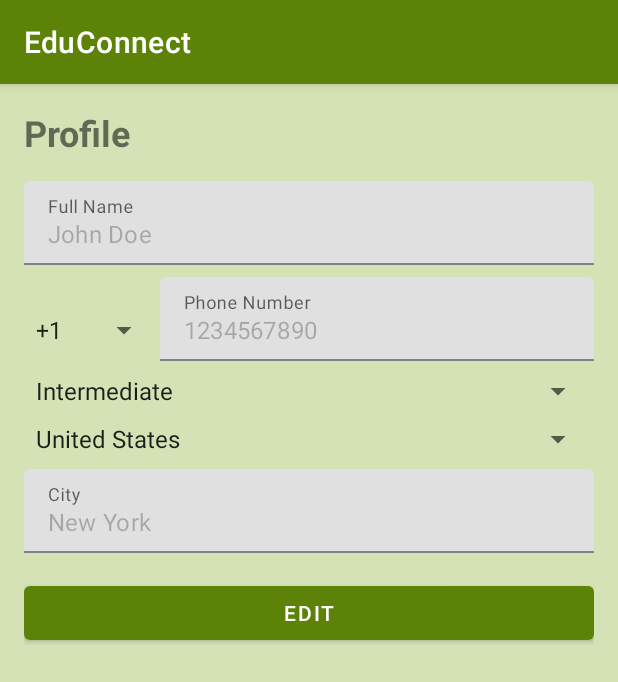
After one commit to abubakar-shahid/EduConnect, an Android app: the ProfileActivity screen opened directly, with no data from a screen before it, on a phone screen of 412 x 824 dp. The commit adds this screen. Shown: the top 682 px of the screen. Run offline under Robolectric (Android 15) with nearby library versions, the phone set to English and light mode, and no system bars.

Commit message:
added profiling page

```diff
--- a/app/src/main/AndroidManifest.xml
+++ b/app/src/main/AndroidManifest.xml
@@ -23,6 +23,7 @@
         <activity android:name=".ForgotPasswordActivity" />
         <activity android:name=".TutorDashboardActivity" />
         <activity android:name=".PostDetailsActivity" />
+        <activity android:name=".ProfileActivity" />
 
     </application>
 
--- a/app/src/main/java/com/example/educonnect/MainActivity.java
+++ b/app/src/main/java/com/example/educonnect/MainActivity.java
@@ -7,6 +7,7 @@ import android.view.View;
 import android.widget.Button;
 import android.widget.TextView;
 import android.widget.Toast;
+import android.widget.MenuItem;
 
 import androidx.appcompat.app.AppCompatActivity;
 
@@ -53,4 +54,16 @@ public class MainActivity extends AppCompatActivity {
             }
         });
     }
+
+    @Override
+    public boolean onOptionsItemSelected(MenuItem item) {
+        switch (item.getItemId()) {
+            case R.id.action_profile:
+                Intent profileIntent = new Intent(this, ProfileActivity.class);
+                startActivity(profileIntent);
+                return true;
+            default:
+                return super.onOptionsItemSelected(item);
+        }
+    }
 }
--- /dev/null
+++ b/app/src/main/java/com/example/educonnect/ProfileActivity.java
@@ -0,0 +1,106 @@
+package com.example.educonnect;
+
+import android.os.Bundle;
+import android.view.View;
+import android.widget.ArrayAdapter;
+import android.widget.Button;
+import android.widget.EditText;
+import android.widget.Spinner;
+
+import androidx.appcompat.app.AppCompatActivity;
+
+import com.google.android.material.textfield.TextInputEditText;
+
+public class ProfileActivity extends AppCompatActivity {
+
+    private TextInputEditText etFullName, etPhoneNumber, etCity;
+    private Spinner spinnerCountryCode, spinnerExperienceLevel, spinnerCountry;
+    private Button btnEditSave;
+    private boolean isEditing = false;
+
+    @Override
+    protected void onCreate(Bundle savedInstanceState) {
+        super.onCreate(savedInstanceState);
+        setContentView(R.layout.activity_profile);
+
+        etFullName = findViewById(R.id.etFullName);
+        etPhoneNumber = findViewById(R.id.etPhoneNumber);
+        etCity = findViewById(R.id.etCity);
+        spinnerCountryCode = findViewById(R.id.spinnerCountryCode);
+        spinnerExperienceLevel = findViewById(R.id.spinnerExperienceLevel);
+        spinnerCountry = findViewById(R.id.spinnerCountry);
+        btnEditSave = findViewById(R.id.btnEditSave);
+
+        // Set up spinners
+        setupSpinners();
+
+        // Load user data
+        loadUserData();
+
+        btnEditSave.setOnClickListener(v -> {
+            if (isEditing) {
+                saveProfile();
+            } else {
+                enableEditing();
+            }
+        });
+    }
+
+    private void setupSpinners() {
+        // Set up country code spinner
+        ArrayAdapter<String> countryCodeAdapter = new ArrayAdapter<>(this,
+                android.R.layout.simple_spinner_item,
+                getResources().getStringArray(R.array.country_codes));
+        countryCodeAdapter.setDropDownViewResource(android.R.layout.simple_spinner_dropdown_item);
+        spinnerCountryCode.setAdapter(countryCodeAdapter);
+
+        // Set up experience level spinner
+        ArrayAdapter<String> experienceLevelAdapter = new ArrayAdapter<>(this,
+                android.R.layout.simple_spinner_item,
+                new String[]{"Beginner", "Intermediate", "Advanced"});
+        experienceLevelAdapter.setDropDownViewResource(android.R.layout.simple_spinner_dropdown_item);
+        spinnerExperienceLevel.setAdapter(experienceLevelAdapter);
+
+        // Set up country spinner
+        ArrayAdapter<String> countryAdapter = new ArrayAdapter<>(this,
+                android.R.layout.simple_spinner_item,
+                getResources().getStringArray(R.array.countries));
+        countryAdapter.setDropDownViewResource(android.R.layout.simple_spinner_dropdown_item);
+        spinnerCountry.setAdapter(countryAdapter);
+    }
+
+    private void loadUserData() {
+        // TODO: Load user data from database or shared preferences
+        // For now, we'll use dummy data
+        etFullName.setText("John Doe");
+        etPhoneNumber.setText("1234567890");
+        etCity.setText("New York");
+        spinnerCountryCode.setSelection(0);
+        spinnerExperienceLevel.setSelection(1);
+        spinnerCountry.setSelection(0);
+    }
+
+    private void enableEditing() {
+        isEditing = true;
+        etFullName.setEnabled(true);
+        etPhoneNumber.setEnabled(true);
+        etCity.setEnabled(true);
+        spinnerCountryCode.setEnabled(true);
+        spinnerExperienceLevel.setEnabled(true);
+        spinnerCountry.setEnabled(true);
+        btnEditSave.setText(R.string.save);
+    }
+
+    private void saveProfile() {
+        isEditing = false;
+        etFullName.setEnabled(false);
+        etPhoneNumber.setEnabled(false);
+        etCity.setEnabled(false);
+        spinnerCountryCode.setEnabled(false);
+        spinnerExperienceLevel.setEnabled(false);
+        spinnerCountry.setEnabled(false);
+        btnEditSave.setText(R.string.edit);
+
+        // TODO: Save user data to database or shared preferences
+    }
+}
--- /dev/null
+++ b/app/src/main/res/layout/activity_profile.xml
@@ -0,0 +1,97 @@
+<?xml version="1.0" encoding="utf-8"?>
+<ScrollView xmlns:android="http://schemas.android.com/apk/res/android"
+    xmlns:app="http://schemas.android.com/apk/res-auto"
+    android:layout_width="match_parent"
+    android:layout_height="match_parent">
+
+    <LinearLayout
+        android:layout_width="match_parent"
+        android:layout_height="wrap_content"
+        android:orientation="vertical"
+        android:padding="16dp">
+
+        <TextView
+            android:layout_width="wrap_content"
+            android:layout_height="wrap_content"
+            android:text="@string/profile"
+            android:textSize="24sp"
+            android:textStyle="bold"
+            android:layout_marginBottom="16dp"/>
+
+        <com.google.android.material.textfield.TextInputLayout
+            android:layout_width="match_parent"
+            android:layout_height="wrap_content"
+            android:layout_marginBottom="8dp">
+
+            <com.google.android.material.textfield.TextInputEditText
+                android:id="@+id/etFullName"
+                android:layout_width="match_parent"
+                android:layout_height="wrap_content"
+                android:hint="@string/full_name"
+                android:inputType="textPersonName"
+                android:enabled="false"/>
+        </com.google.android.material.textfield.TextInputLayout>
+
+        <LinearLayout
+            android:layout_width="match_parent"
+            android:layout_height="wrap_content"
+            android:orientation="horizontal"
+            android:layout_marginBottom="8dp">
+
+            <Spinner
+                android:id="@+id/spinnerCountryCode"
+                android:layout_width="wrap_content"
+                android:layout_height="wrap_content"
+                android:enabled="false"/>
+
+            <com.google.android.material.textfield.TextInputLayout
+                android:layout_width="0dp"
+                android:layout_height="wrap_content"
+                android:layout_weight="1">
+
+                <com.google.android.material.textfield.TextInputEditText
+                    android:id="@+id/etPhoneNumber"
+                    android:layout_width="match_parent"
+                    android:layout_height="wrap_content"
+                    android:hint="@string/phone_number"
+                    android:inputType="phone"
+                    android:enabled="false"/>
+            </com.google.android.material.textfield.TextInputLayout>
+        </LinearLayout>
+
+        <Spinner
+            android:id="@+id/spinnerExperienceLevel"
+            android:layout_width="match_parent"
+            android:layout_height="wrap_content"
+            android:layout_marginBottom="8dp"
+            android:enabled="false"/>
+
+        <Spinner
+            android:id="@+id/spinnerCountry"
+            android:layout_width="match_parent"
+            android:layout_height="wrap_content"
+            android:layout_marginBottom="8dp"
+            android:enabled="false"/>
+
+        <com.google.android.material.textfield.TextInputLayout
+            android:layout_width="match_parent"
+            android:layout_height="wrap_content"
+            android:layout_marginBottom="16dp">
+
+            <com.google.android.material.textfield.TextInputEditText
+                android:id="@+id/etCity"
+                android:layout_width="match_parent"
+                android:layout_height="wrap_content"
+                android:hint="@string/city"
+                android:inputType="textPostalAddress"
+                android:enabled="false"/>
+        </com.google.android.material.textfield.TextInputLayout>
+
+        <Button
+            android:id="@+id/btnEditSave"
+            android:layout_width="match_parent"
+            android:layout_height="wrap_content"
+            android:text="@string/edit"/>
+
+    </LinearLayout>
+</ScrollView>
--- a/app/src/main/res/values/strings.xml
+++ b/app/src/main/res/values/strings.xml
@@ -21,4 +21,23 @@
     <string name="tutor_dashboard_title">Tutor Dashboard</string>
     <string name="profile">Profile</string>
     <string name="logout">Logout</string>
+    <string name="full_name">Full Name</string>
+    <string name="phone_number">Phone Number</string>
+    <string name="city">City</string>
+    <string name="edit">Edit</string>
+    <string name="save">Save</string>
+
+    <string-array name="country_codes">
+        <item>+1</item>
+        <item>+44</item>
+        <item>+91</item>
+        <!-- Add more country codes as needed -->
+    </string-array>
+
+    <string-array name="countries">
+        <item>United States</item>
+        <item>United Kingdom</item>
+        <item>India</item>
+        <!-- Add more countries as needed -->
+    </string-array>
 </resources>
```
Also changed, not shown: app/src/main/res/layout/activity_login.xml (+0 -26 lines).
